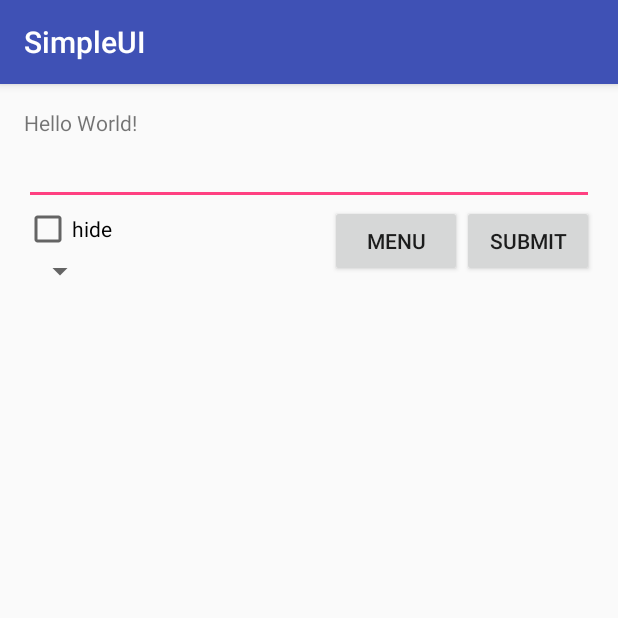
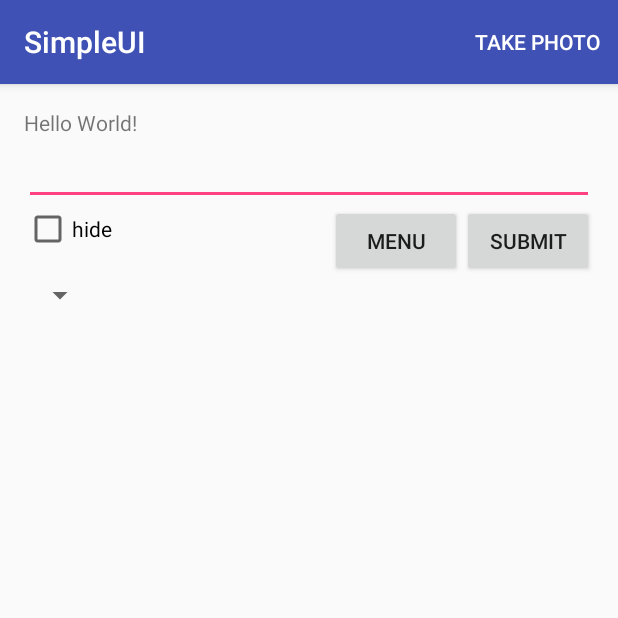
Before and after one commit to 211045/android_class, an Android app: the screen it shows after launch (MainActivity), on a phone screen of 412 x 824 dp, the top half of it. Run offline under Robolectric (Android 15) with nearby library versions, the phone set to English and light mode, and no system bars; libraries missing offline, so code that uses them is left out: com.parse; 6 statements that could not run were skipped.

Commit message:
Photo activity and Menu Item
1.Photo activity and Menu Item(main_menu.xml)
2.Utils get photo url
3.add Photo Image View

```diff
--- a/SimpleUI/app/src/main/AndroidManifest.xml
+++ b/SimpleUI/app/src/main/AndroidManifest.xml
@@ -3,6 +3,7 @@
     package="com.example.user.simpleui">
     <uses-permission android:name="android.permission.INTERNET" />
     <uses-permission android:name="android.permission.ACCESS_NETWORK_STATE" />
+    <uses-permission android:name="android.permission.WRITE_EXTERNAL_STORAGE" />
     <application
         android:name="SimpleUIApplication"
         android:allowBackup="true"
--- a/SimpleUI/app/src/main/java/com/example/user/simpleui/MainActivity.java
+++ b/SimpleUI/app/src/main/java/com/example/user/simpleui/MainActivity.java
@@ -3,16 +3,20 @@ package com.example.user.simpleui;
 import android.content.Context;
 import android.content.Intent;
 import android.content.SharedPreferences;
+import android.provider.MediaStore;
 import android.support.v7.app.AppCompatActivity;
 import android.os.Bundle;
 import android.util.Log;
 import android.view.KeyEvent;
+import android.view.Menu;
+import android.view.MenuItem;
 import android.view.View;
 import android.view.inputmethod.EditorInfo;
 import android.widget.ArrayAdapter;
 import android.widget.CheckBox;
 import android.widget.CompoundButton;
 import android.widget.EditText;
+import android.widget.ImageView;
 import android.widget.ListView;
 import android.widget.SimpleAdapter;
 import android.widget.Spinner;
@@ -38,6 +42,7 @@ import java.util.Map;
 public class MainActivity extends AppCompatActivity {
 
     private static final int REQUEST_CODE_MENU_ACTIVITY = 0; //定義固定(final)常數，變數全大寫
+    private static final int REQUEST_CODE_CAMERA = 1;
 
     TextView textView;
     EditText editText;
@@ -48,6 +53,8 @@ public class MainActivity extends AppCompatActivity {
 
     ListView listView;  //清單
     Spinner spinner;  //下拉式選單
+
+    ImageView photoView;
 
     String menuResult;
 
@@ -65,6 +72,8 @@ public class MainActivity extends AppCompatActivity {
 
         listView = (ListView)findViewById(R.id.listView);
         spinner = (Spinner)findViewById(R.id.spinner);
+
+        photoView = (ImageView)findViewById(R.id.imageView);
 
         sp = getSharedPreferences("setting", Context.MODE_PRIVATE);  //指定紙叫setting
         editor = sp.edit();
@@ -301,6 +310,13 @@ public class MainActivity extends AppCompatActivity {
                 }
             }
         }
+        else if (requestCode == REQUEST_CODE_CAMERA)
+        {
+            if (resultCode == RESULT_OK)
+            {
+                photoView.setImageURI(Utils.getPhotoUri());
+            }
+        }
     }
 
     @Override
@@ -314,4 +330,32 @@ public class MainActivity extends AppCompatActivity {
         super.onPause();
         Log.d("Debug", "Main Menu onPause");
     }
+
+    @Override
+    public boolean onCreateOptionsMenu(Menu menu) {
+        getMenuInflater().inflate(R.menu.main_menu, menu);
+        return true;
+    }
+
+    @Override
+    public boolean onOptionsItemSelected(MenuItem item) {
+        int id = item.getItemId();
+
+        if (id == R.id.action_take_photo)
+        {
+            Toast.makeText(this, "take photo", Toast.LENGTH_LONG).show();
+            goToCamera();
+        }
+        return super.onOptionsItemSelected(item);
+    }
+
+    private void goToCamera()
+    {
+        Intent intent = new Intent();
+        intent.setAction(MediaStore.ACTION_IMAGE_CAPTURE);
+        intent.putExtra(MediaStore.EXTRA_OUTPUT, Utils.getPhotoUri());
+
+        //startActivity(intent);
+        startActivityForResult(intent, REQUEST_CODE_CAMERA);
+    }
 }
--- a/SimpleUI/app/src/main/res/layout/activity_main.xml
+++ b/SimpleUI/app/src/main/res/layout/activity_main.xml
@@ -57,7 +57,7 @@
         android:layout_width="wrap_content"
         android:layout_height="wrap_content"
         android:id="@+id/spinner"
-        android:layout_below="@+id/checkBox"
+        android:layout_below="@+id/imageView"
         android:layout_alignParentLeft="true"
         android:layout_alignParentStart="true" />
 
@@ -71,4 +71,11 @@
         android:onClick="goToMenu"
         android:layout_alignTop="@+id/button" />
 
+    <ImageView
+        android:layout_width="wrap_content"
+        android:layout_height="wrap_content"
+        android:id="@+id/imageView"
+        android:layout_centerHorizontal="true"
+        android:layout_below="@+id/button2" />
+
 </RelativeLayout>
--- /dev/null
+++ b/SimpleUI/app/src/main/res/menu/main_menu.xml
@@ -0,0 +1,10 @@
+<?xml version="1.0" encoding="utf-8"?>
+<menu xmlns:android="http://schemas.android.com/apk/res/android"
+      xmlns:app = "http://schemas.android.com/apk/res-auto">
+<item
+    android:id="@+id/action_take_photo"
+    android:orderInCategory="100"
+    android:title="Take Photo"
+    app:showAsAction="ifRoom"
+    />
+</menu>
```
Also changed, not shown: SimpleUI/app/src/main/java/com/example/user/simpleui/Utils.java (+15 -0 lines).
